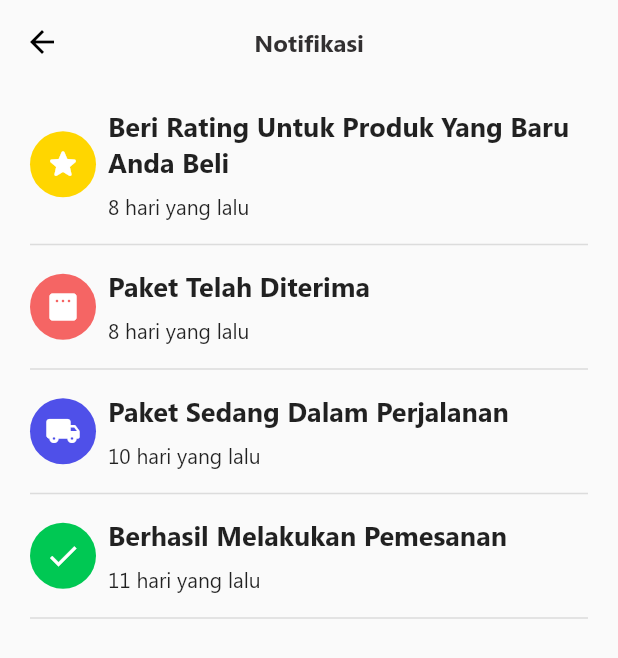
After one commit to IrvanYusuf/glamify, a Flutter app: the NotificationPage screen opened directly, on a phone screen of 412 x 824 dp. The commit adds this screen. Shown: the top 658 px of the screen. Run offline on Flutter 3.47's test engine with Material 2 defaults, Android fonts, the light colour scheme and no system bars; our stand-ins replace badges, dotted_line, flutter_styled_toast.

Commit message:
finish notification page

```diff
--- /dev/null
+++ b/lib/components/card_notification.dart
@@ -0,0 +1,73 @@
+import 'package:flutter/material.dart';
+
+class CardNotification extends StatelessWidget {
+  final IconData icon;
+  final Color color;
+  final String message;
+  final String time;
+  const CardNotification(
+      {super.key,
+      required this.icon,
+      required this.color,
+      required this.message,
+      required this.time});
+
+  @override
+  Widget build(BuildContext context) {
+    return Container(
+      margin: const EdgeInsets.only(bottom: 8),
+      child: Column(
+        children: [
+          Row(
+            children: [
+              Container(
+                padding: EdgeInsets.all(10),
+                decoration: BoxDecoration(
+                  color: color,
+                  borderRadius: BorderRadius.circular(50),
+                ),
+                child: Icon(
+                  icon,
+                  color: Colors.white,
+                ),
+              ),
+              SizedBox(
+                width: 8,
+              ),
+              Expanded(
+                child: Column(
+                  crossAxisAlignment: CrossAxisAlignment.start,
+                  children: [
+                    Text(
+                      message,
+                      style: TextStyle(
+                        fontFamily: "Segoe",
+                        fontSize: 18,
+                        fontWeight: FontWeight.w600,
+                      ),
+                    ),
+                    SizedBox(
+                      height: 8,
+                    ),
+                    Text(
+                      time,
+                      style: TextStyle(
+                        fontFamily: "Segoe",
+                      ),
+                    ),
+                  ],
+                ),
+              ),
+            ],
+          ),
+          SizedBox(
+            height: 8,
+          ),
+          Divider(
+            thickness: 1,
+          ),
+        ],
+      ),
+    );
+  }
+}
--- a/lib/pages/login_page.dart
+++ b/lib/pages/login_page.dart
@@ -1,4 +1,3 @@
-import 'package:flutter/gestures.dart';
 import 'package:flutter/material.dart';
 import 'package:glamify/pages/main_page.dart';
 import 'package:glamify/pages/register_page.dart';
--- a/lib/pages/main_page.dart
+++ b/lib/pages/main_page.dart
@@ -3,6 +3,7 @@ import 'package:glamify/pages/cart_page.dart';
 import 'package:glamify/pages/checkout_page.dart';
 import 'package:glamify/pages/detail_product_page.dart';
 import 'package:glamify/pages/home_page.dart';
+import 'package:glamify/pages/notification_page.dart';
 import 'package:glamify/pages/order_confirmation_page.dart';
 import 'package:glamify/pages/profile_page.dart';
 import 'package:glamify/pages/search_page.dart';
@@ -75,7 +76,8 @@ class _MainPageState extends State<MainPage> {
       ),
       routes: {
         '/home': (context) => const MainPage(),
-        '/detail-product': (context) => DetailProductPage(
+        '/notification': (context) => const NotificationPage(),
+        '/detail-product': (context) => const DetailProductPage(
               id: 8,
             ),
         '/search': (context) => const SearchPage(),
--- /dev/null
+++ b/lib/pages/notification_page.dart
@@ -0,0 +1,60 @@
+import 'package:flutter/material.dart';
+import 'package:glamify/components/card_notification.dart';
+
+class NotificationPage extends StatelessWidget {
+  const NotificationPage({super.key});
+
+  @override
+  Widget build(BuildContext context) {
+    return Scaffold(
+      appBar: AppBar(
+        backgroundColor: Colors.transparent,
+        foregroundColor: Colors.black,
+        elevation: 0,
+        title: const Text(
+          "Notifikasi",
+          style: TextStyle(
+            fontFamily: "Segoe",
+            fontWeight: FontWeight.bold,
+            fontSize: 16,
+            color: Color(0xff323031),
+          ),
+        ),
+        centerTitle: true,
+      ),
+      body: SafeArea(
+          child: ListView(
+        padding: const EdgeInsets.symmetric(horizontal: 20),
+        children: [
+          SizedBox(
+            height: 16,
+          ),
+          CardNotification(
+            color: Color(0xffffd600)!,
+            icon: Icons.star_rounded,
+            message: "Beri Rating Untuk Produk Yang Baru Anda Beli",
+            time: "8 hari yang lalu",
+          ),
+          CardNotification(
+            color: Color(0xfff56564)!,
+            icon: Icons.padding_rounded,
+            message: "Paket Telah Diterima",
+            time: "8 hari yang lalu",
+          ),
+          CardNotification(
+            color: Color(0xff4f50e9)!,
+            icon: Icons.local_shipping_rounded,
+            message: "Paket Sedang Dalam Perjalanan",
+            time: "10 hari yang lalu",
+          ),
+          CardNotification(
+            color: Colors.greenAccent[700]!,
+            icon: Icons.check,
+            message: "Berhasil Melakukan Pemesanan",
+            time: "11 hari yang lalu",
+          ),
+        ],
+      )),
+    );
+  }
+}
--- a/lib/pages/profile_page.dart
+++ b/lib/pages/profile_page.dart
@@ -136,7 +136,7 @@ class _ProfilePageState extends State<ProfilePage> {
             ),
           ],
         ),
-        (name != "Dark Mode"
+        (name != "Mode Gelap"
             ? Transform.rotate(
                 angle: 180 * pi / 180,
                 child: IconButton(
--- a/lib/pages/register_page.dart
+++ b/lib/pages/register_page.dart
@@ -1,7 +1,6 @@
 import 'package:flutter/material.dart';
 import 'package:glamify/components/textfield_custom.dart';
 import 'package:glamify/pages/login_page.dart';
-import 'package:glamify/pages/main_page.dart';
 
 class RegisterPage extends StatefulWidget {
   const RegisterPage({super.key});
--- a/lib/pages/search_page.dart
+++ b/lib/pages/search_page.dart
@@ -7,7 +7,11 @@ class SearchPage extends StatelessWidget {
   @override
   Widget build(BuildContext context) {
     return Scaffold(
-      appBar: AppBar(),
+      appBar: AppBar(
+        backgroundColor: Colors.transparent,
+        foregroundColor: Colors.black,
+        elevation: 0,
+      ),
       body: SafeArea(
         child: Padding(
           padding: const EdgeInsets.symmetric(horizontal: 20),
```
Also changed, not shown: lib/components/card_detailproduk.dart (+3 -8 lines), lib/pages/cart_page.dart (+13 -18 lines), lib/pages/home_page.dart (+6 -7 lines), assets/icon/box.png (added).
